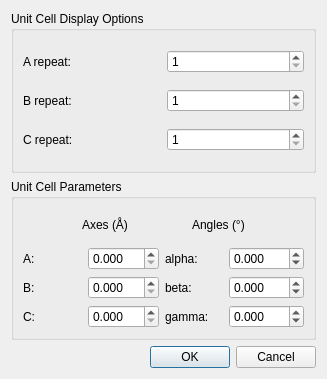
Before: the Qt Designer form libavogadro/src/extensions/unitcellparamdialog.ui in cryos/avogadro, drawn with Qt 5.
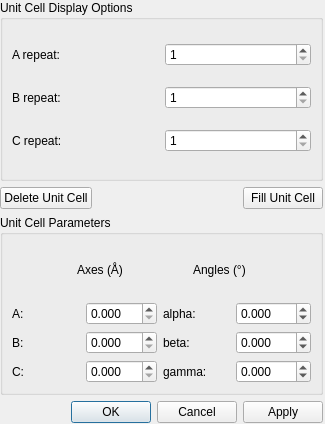
After: the same form once the commit is applied.

Commit message:
* libavogadro/src/glwidget.*: Add method to clear unit cell data.
        * libavogadro/src/extensions/unitcell*: Improved unit cell
        dialog. Added "Apply" button to change parameters. Automatically
        changes number of cells to display via signals/slots. Button to
        delete unit cells. New button to "fill" unit cells with
        symmetry-defined atoms via the space group.

Diff of the .ui file:
```diff
--- a/libavogadro/src/extensions/unitcellparamdialog.ui
+++ b/libavogadro/src/extensions/unitcellparamdialog.ui
@@ -5,14 +5,23 @@
    <rect>
     <x>0</x>
     <y>0</y>
-    <width>327</width>
-    <height>379</height>
+    <width>325</width>
+    <height>424</height>
    </rect>
   </property>
   <property name="windowTitle" >
    <string>Unit Cell Parameters</string>
   </property>
-  <layout class="QVBoxLayout" >
+  <widget class="QWidget" name="layoutWidget" >
+   <property name="geometry" >
+    <rect>
+     <x>0</x>
+     <y>0</y>
+     <width>323</width>
+     <height>423</height>
+    </rect>
+   </property>
+   <layout class="QVBoxLayout" name="verticalLayout" >
    <item>
     <widget class="QGroupBox" name="groupBox" >
      <property name="title" >
@@ -64,6 +73,37 @@
      </layout>
     </widget>
    </item>
+    <item>
+     <layout class="QHBoxLayout" name="horizontalLayout" >
+      <item>
+       <widget class="QPushButton" name="deleteUnitCell" >
+        <property name="text" >
+         <string>Delete Unit Cell</string>
+        </property>
+       </widget>
+      </item>
+      <item>
+       <spacer name="horizontalSpacer" >
+        <property name="orientation" >
+         <enum>Qt::Horizontal</enum>
+        </property>
+        <property name="sizeHint" stdset="0" >
+         <size>
+          <width>40</width>
+          <height>20</height>
+         </size>
+        </property>
+       </spacer>
+      </item>
+      <item>
+       <widget class="QPushButton" name="fillUnitCell" >
+        <property name="text" >
+         <string>Fill Unit Cell</string>
+        </property>
+       </widget>
+      </item>
+     </layout>
+    </item>
    <item>
     <widget class="QGroupBox" name="groupBox_2" >
      <property name="title" >
@@ -251,11 +291,12 @@
       <enum>Qt::Horizontal</enum>
      </property>
      <property name="standardButtons" >
-      <set>QDialogButtonBox::Cancel|QDialogButtonBox::NoButton|QDialogButtonBox::Ok</set>
+       <set>QDialogButtonBox::Apply|QDialogButtonBox::Cancel|QDialogButtonBox::Ok</set>
      </property>
     </widget>
    </item>
   </layout>
+  </widget>
  </widget>
  <resources/>
  <connections>
```
Left out of the diff: 26 changed lines with no effect on the pictures. Lines whose indentation alone changed are shown as unchanged. The commit also changes 7 other files.
